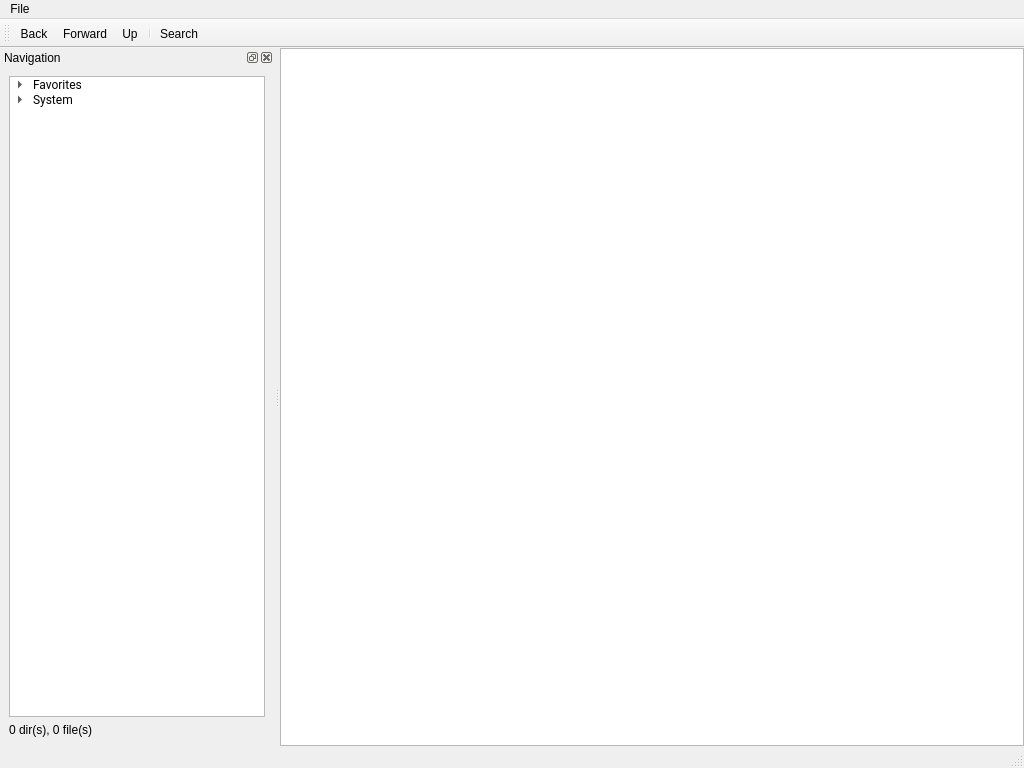
Abhi0808raj/Linux_File_Manager, file file_manager/gui/mainwindow.ui: the form before one commit.
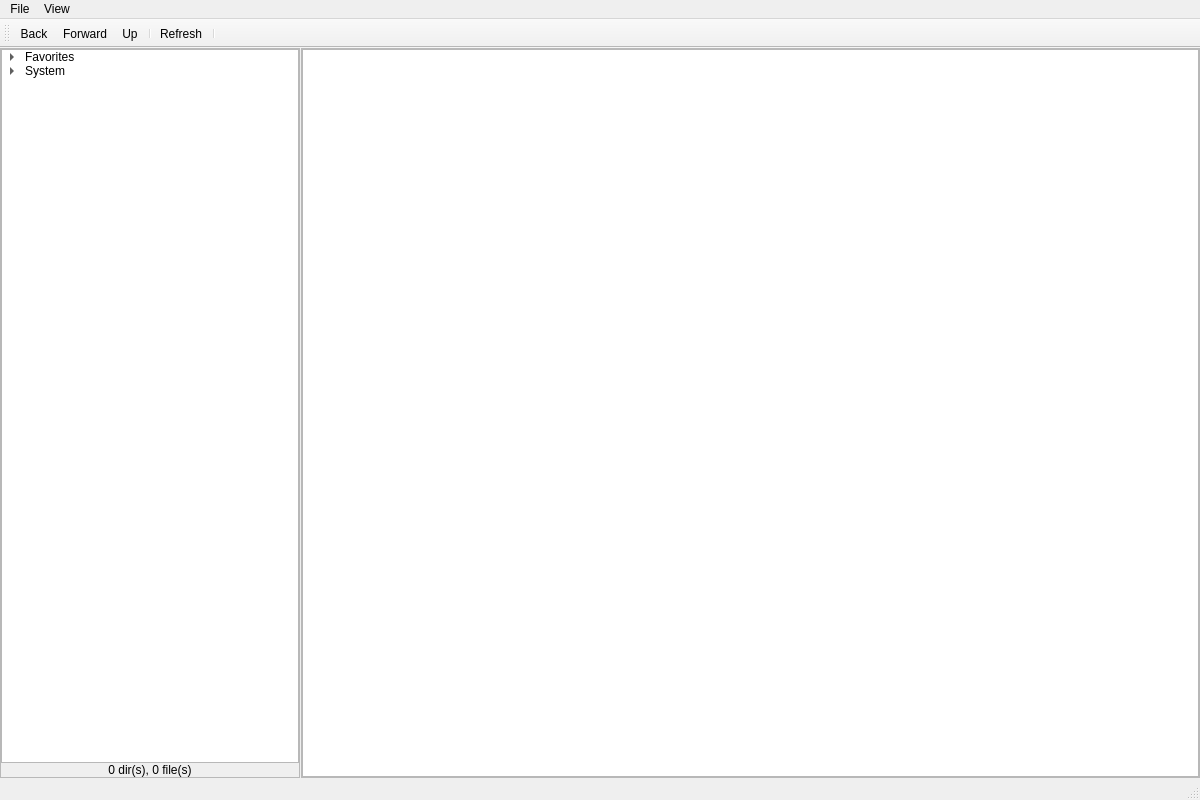
The form after the commit. Icons and pictures are not drawn.

The edit to the form file:
```diff
--- a/file_manager/gui/mainwindow.ui
+++ b/file_manager/gui/mainwindow.ui
@@ -6,15 +6,15 @@
             <rect>
                 <x>0</x>
                 <y>0</y>
-                <width>1024</width>
-                <height>768</height>
+    <width>1200</width>
+    <height>800</height>
             </rect>
         </property>
         <property name="windowTitle">
             <string>C++ Qt File Manager</string>
         </property>
         <widget class="QWidget" name="centralwidget">
-            <layout class="QVBoxLayout" name="verticalLayout_2">
+   <layout class="QHBoxLayout" name="mainHorizontalLayout">
                 <property name="spacing">
                     <number>0</number>
                 </property>
@@ -31,67 +31,62 @@
                     <number>0</number>
                 </property>
                 <item>
-                    <widget class="QTableView" name="fileTableView">
-                        <property name="font">
-                            <font>
-                                <family>Roboto</family>
-                            </font>
-                        </property>
-                        <property name="showGrid">
-                            <bool>false</bool>
-                        </property>
-                        <attribute name="horizontalHeaderVisible">
-                            <bool>true</bool>
-                        </attribute>
-                        <attribute name="horizontalHeaderStretchLastSection">
-                            <bool>true</bool>
-                        </attribute>
-                        <attribute name="verticalHeaderVisible">
-                            <bool>false</bool>
-                        </attribute>
-                    </widget>
-                </item>
-            </layout>
-        </widget>
-        <widget class="QMenuBar" name="menubar">
-            <property name="geometry">
-                <rect>
-                    <x>0</x>
-                    <y>0</y>
-                    <width>1024</width>
-                    <height>25</height>
-                </rect>
-            </property>
-            <widget class="QMenu" name="menuFile">
-                <property name="title">
-                    <string>File</string>
-                </property>
-            </widget>
-            <addaction name="menuFile"/>
-        </widget>
-        <widget class="QStatusBar" name="statusbar"/>
-        <widget class="QDockWidget" name="sidebarDockWidget">
-            <property name="windowTitle">
-                <string>Navigation</string>
-            </property>
-            <attribute name="dockWidgetArea">
+     <widget class="QSplitter" name="mainSplitter">
+      <property name="orientation">
+       <enum>Qt::Horizontal</enum>
+      </property>
+      <property name="handleWidth">
                 <number>1</number>
-            </attribute>
-            <widget class="QWidget" name="dockWidgetContents">
-                <layout class="QVBoxLayout" name="verticalLayout">
+      </property>
+      <widget class="QFrame" name="sidebarFrame">
+       <property name="minimumSize">
+        <size>
+         <width>250</width>
+         <height>0</height>
+        </size>
+       </property>
+       <property name="maximumSize">
+        <size>
+         <width>300</width>
+         <height>16777215</height>
+        </size>
+       </property>
+       <property name="frameShape">
+        <enum>QFrame::StyledPanel</enum>
+       </property>
+       <layout class="QVBoxLayout" name="sidebarLayout">
+        <property name="spacing">
+         <number>0</number>
+        </property>
+        <property name="leftMargin">
+         <number>0</number>
+        </property>
+        <property name="topMargin">
+         <number>0</number>
+        </property>
+        <property name="rightMargin">
+         <number>0</number>
+        </property>
+        <property name="bottomMargin">
+         <number>0</number>
+        </property>
                     <item>
                         <widget class="QTreeWidget" name="navigationTreeWidget">
                             <property name="font">
                                 <font>
-                                    <family>Roboto</family>
+            <family>Segoe UI</family>
+            <pointsize>9</pointsize>
                                 </font>
                             </property>
                             <property name="headerHidden">
                                 <bool>true</bool>
                             </property>
+          <property name="rootIsDecorated">
+           <bool>true</bool>
+          </property>
                             <column>
                                 <property name="text">
-                                    <string>Locations</string>
+            <string>Navigation</string>
                                 </property>
                             </column>
                             <item>
@@ -136,14 +131,114 @@
                             <property name="text">
                                 <string>0 dir(s), 0 file(s)</string>
                             </property>
+          <property name="alignment">
+           <set>Qt::AlignCenter</set>
+          </property>
+          <property name="margin">
+           <number>12</number>
+          </property>
                         </widget>
                     </item>
                 </layout>
             </widget>
+      <widget class="QFrame" name="mainContentFrame">
+       <property name="frameShape">
+        <enum>QFrame::StyledPanel</enum>
+       </property>
+       <layout class="QVBoxLayout" name="contentLayout">
+        <property name="spacing">
+         <number>0</number>
+        </property>
+        <property name="leftMargin">
+         <number>0</number>
+        </property>
+        <property name="topMargin">
+         <number>0</number>
+        </property>
+        <property name="rightMargin">
+         <number>0</number>
+        </property>
+        <property name="bottomMargin">
+         <number>0</number>
+        </property>
+        <item>
+         <widget class="QTableView" name="fileTableView">
+          <property name="font">
+           <font>
+            <family>Segoe UI</family>
+            <pointsize>9</pointsize>
+           </font>
+          </property>
+          <property name="alternatingRowColors">
+           <bool>true</bool>
+          </property>
+          <property name="selectionBehavior">
+           <enum>QAbstractItemView::SelectRows</enum>
+          </property>
+          <property name="sortingEnabled">
+           <bool>true</bool>
+          </property>
+          <property name="showGrid">
+           <bool>false</bool>
+          </property>
+          <attribute name="horizontalHeaderVisible">
+           <bool>true</bool>
+          </attribute>
+          <attribute name="horizontalHeaderStretchLastSection">
+           <bool>true</bool>
+          </attribute>
+          <attribute name="verticalHeaderVisible">
+           <bool>false</bool>
+          </attribute>
+         </widget>
+        </item>
+       </layout>
+      </widget>
+     </widget>
+    </item>
+   </layout>
+  </widget>
+  <widget class="QMenuBar" name="menubar">
+   <property name="geometry">
+    <rect>
+     <x>0</x>
+     <y>0</y>
+     <width>1200</width>
+     <height>22</height>
+    </rect>
+   </property>
+   <widget class="QMenu" name="menuFile">
+    <property name="title">
+     <string>File</string>
+    </property>
+    <addaction name="actionNewFolder"/>
+    <addaction name="separator"/>
+    <addaction name="actionCopy"/>
+    <addaction name="actionPaste"/>
+    <addaction name="actionDelete"/>
+   </widget>
+   <widget class="QMenu" name="menuView">
+    <property name="title">
+     <string>View</string>
+    </property>
+   </widget>
+   <addaction name="menuFile"/>
+   <addaction name="menuView"/>
+  </widget>
+  <widget class="QStatusBar" name="statusbar">
+   <property name="font">
+    <font>
+     <family>Segoe UI</family>
+     <pointsize>8</pointsize>
+    </font>
+   </property>
         </widget>
         <widget class="QToolBar" name="toolBar">
             <property name="windowTitle">
-                <string>toolBar</string>
+    <string>Navigation</string>
+   </property>
+   <property name="toolButtonStyle">
+    <enum>Qt::ToolButtonIconOnly</enum>
             </property>
             <attribute name="toolBarArea">
                 <enum>TopToolBarArea</enum>
@@ -156,7 +251,8 @@
             <addaction name="actionForward"/>
             <addaction name="actionUp"/>
             <addaction name="separator"/>
-            <addaction name="actionSearch"/>
+   <addaction name="actionRefresh"/>
+   <addaction name="separator"/>
         </widget>
         <action name="actionBack">
             <property name="text">
@@ -172,10 +268,40 @@
             <property name="text">
                 <string>Up</string>
             </property>
-        </action>
-        <action name="actionSearch">
+   <property name="toolTip">
+    <string>Go up one directory level</string>
+   </property>
+  </action>
+  <action name="actionRefresh">
+   <property name="icon">
+    <iconset resource="resources.qrc">
+     <normaloff>:/icons/search.svg</normaloff>:/icons/search.svg</iconset>
+   </property>
             <property name="text">
-                <string>Search</string>
+    <string>Refresh</string>
+   </property>
+   <property name="toolTip">
+    <string>Refresh current view</string>
+   </property>
+  </action>
+  <action name="actionNewFolder">
+   <property name="text">
+    <string>New Folder</string>
+   </property>
+  </action>
+  <action name="actionCopy">
+   <property name="text">
+    <string>Copy</string>
+   </property>
+  </action>
+  <action name="actionPaste">
+   <property name="text">
+    <string>Paste</string>
+   </property>
+  </action>
+  <action name="actionDelete">
+   <property name="text">
+    <string>Delete</string>
             </property>
         </action>
     </widget>
```
Left out of the diff: 39 changed lines with no effect on the pictures. Lines whose indentation alone changed are shown as unchanged.
